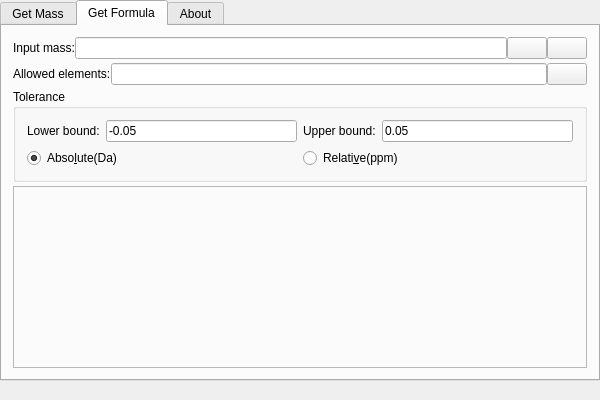
zwpwjwtz/MassCalculator, file src/mainwindow.ui: the form before one commit.
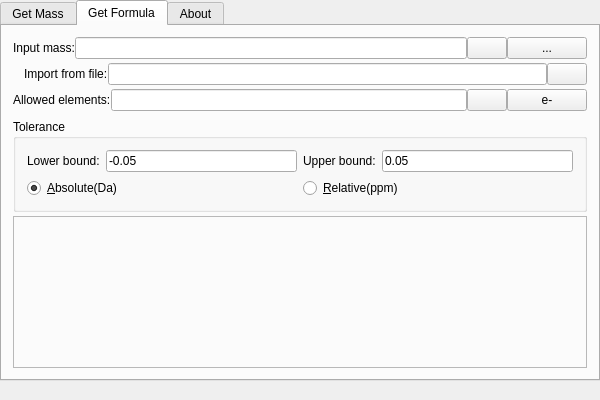
The form after the commit. The open tabs and pages were chosen to show the change. Icons and pictures are not drawn. Custom widgets are drawn as their Qt base class.

Commit message: Support modification in formula search and allow negative atom count.

Diff of the .ui file:
```diff
--- a/src/mainwindow.ui
+++ b/src/mainwindow.ui
@@ -196,18 +196,57 @@
            </widget>
           </item>
           <item>
-           <widget class="QPushButton" name="buttonImportMassFromFile">
-            <property name="toolTip">
-             <string>Import a list of mass from file</string>
-            </property>
-            <property name="icon">
-             <iconset resource="resources.qrc">
-              <normaloff>:/icons/document-open.png</normaloff>:/icons/document-open.png</iconset>
+           <widget class="QPushButton" name="buttonShowImportMassFromFile">
+            <property name="text">
+             <string>...</string>
             </property>
            </widget>
           </item>
          </layout>
         </item>
+        <item>
+         <widget class="QFrame" name="frameImportMassFromFile">
+          <layout class="QHBoxLayout" name="horizontalLayout_10">
+           <property name="spacing">
+            <number>0</number>
+           </property>
+           <property name="topMargin">
+            <number>0</number>
+           </property>
+           <property name="rightMargin">
+            <number>0</number>
+           </property>
+           <property name="bottomMargin">
+            <number>0</number>
+           </property>
+           <item>
+            <widget class="QLabel" name="label_3">
+             <property name="text">
+              <string>Import from file:</string>
+             </property>
+            </widget>
+           </item>
+           <item>
+            <widget class="QLineEdit" name="textMassImportFile">
+             <property name="readOnly">
+              <bool>true</bool>
+             </property>
+            </widget>
+           </item>
+           <item>
+            <widget class="QPushButton" name="buttonImportMassFromFile">
+             <property name="toolTip">
+              <string>Import a list of mass from file</string>
+             </property>
+             <property name="icon">
+              <iconset resource="resources.qrc">
+               <normaloff>:/icons/document-open.png</normaloff>:/icons/document-open.png</iconset>
+             </property>
+            </widget>
+           </item>
+          </layout>
+         </widget>
+        </item>
         <item>
          <layout class="QHBoxLayout" name="horizontalLayout_6">
           <property name="spacing">
@@ -244,10 +283,20 @@
             </property>
            </widget>
           </item>
+          <item>
+           <widget class="QPushButton" name="buttonShowMassModification">
+            <property name="text">
+             <string>e-</string>
+            </property>
+           </widget>
+          </item>
          </layout>
         </item>
         <item>
-         <widget class="QGroupBox" name="groupBox">
+         <widget class="FrameFormulaModification" name="frameMassModification"/>
+        </item>
+        <item>
+         <widget class="QGroupBox" name="frameMassTolerance">
           <property name="title">
            <string>Tolerance</string>
           </property>
@@ -295,7 +344,7 @@
              <item>
               <widget class="QRadioButton" name="radioMassToleranceAbsolute">
                <property name="text">
-                <string>Abso&amp;lute(Da)</string>
+                <string>&amp;Absolute(Da)</string>
                </property>
                <property name="checked">
                 <bool>true</bool>
@@ -305,7 +354,7 @@
              <item>
               <widget class="QRadioButton" name="radioMassToleranceRelative">
                <property name="text">
-                <string>Relati&amp;ve(ppm)</string>
+                <string>&amp;Relative(ppm)</string>
                </property>
               </widget>
              </item>
```
Left out of the diff: 9 changed lines with no effect on the pictures. The commit also changes 6 other files.
